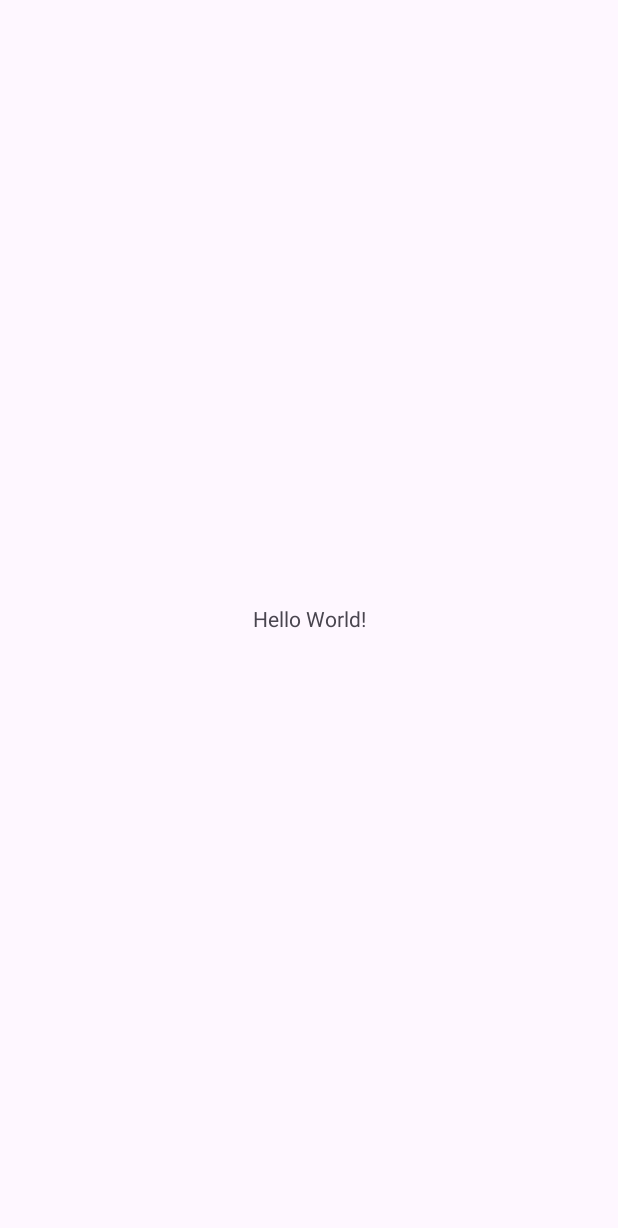
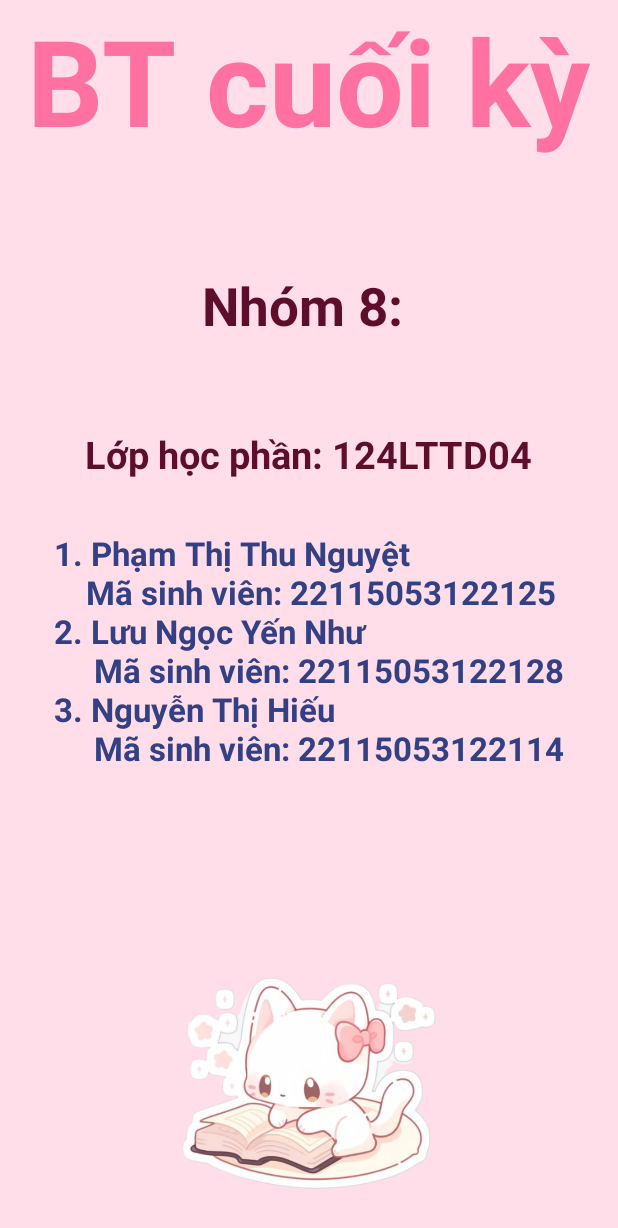
Before and after one commit to Nhuwynee/test, an Android app: the screen it shows after launch (MainActivity), on a phone screen of 412 x 824 dp. Before the commit the part shown is almost empty. Shown: the top 1228 px of the screen. Run offline under Robolectric (Android 15) with nearby library versions, the phone set to English and light mode, and no system bars.

Commit message:
Push page3

```diff
--- a/CuoiKy_Nhom8/app/src/main/AndroidManifest.xml
+++ b/CuoiKy_Nhom8/app/src/main/AndroidManifest.xml
@@ -21,6 +21,8 @@
                 <category android:name="android.intent.category.LAUNCHER" />
             </intent-filter>
         </activity>
+        <activity android:name=".Login"/>
+        <activity android:name=".MenuActivity"/>
     </application>
 
 </manifest>
--- a/CuoiKy_Nhom8/app/src/main/java/com/example/cuoiky_nhom8/MainActivity.java
+++ b/CuoiKy_Nhom8/app/src/main/java/com/example/cuoiky_nhom8/MainActivity.java
@@ -1,6 +1,9 @@
 package com.example.cuoiky_nhom8;
 
+import android.content.Intent;
 import android.os.Bundle;
+import android.view.View;
+import android.widget.ImageView;
 
 import androidx.activity.EdgeToEdge;
 import androidx.appcompat.app.AppCompatActivity;
@@ -9,16 +12,20 @@ import androidx.core.view.ViewCompat;
 import androidx.core.view.WindowInsetsCompat;
 
 public class MainActivity extends AppCompatActivity {
+    private ImageView catImage;
 
-    @Override
-    protected void onCreate(Bundle savedInstanceState) {
-        super.onCreate(savedInstanceState);
-        EdgeToEdge.enable(this);
-        setContentView(R.layout.activity_main);
-        ViewCompat.setOnApplyWindowInsetsListener(findViewById(R.id.main), (v, insets) -> {
-            Insets systemBars = insets.getInsets(WindowInsetsCompat.Type.systemBars());
-            v.setPadding(systemBars.left, systemBars.top, systemBars.right, systemBars.bottom);
-            return insets;
-        });
-    }
+        @Override
+        protected void onCreate(Bundle savedInstanceState) {
+            super.onCreate(savedInstanceState);
+            setContentView(R.layout.layout_information);
+
+            catImage = findViewById(R.id.cat_image);
+            catImage.setOnClickListener(new View.OnClickListener() {
+                @Override
+                public void onClick(View v) {
+                    Intent intent = new Intent(MainActivity.this, Login.class);
+                    startActivity(intent);
+                }
+            });
+        }
 }
--- /dev/null
+++ b/CuoiKy_Nhom8/app/src/main/res/layout/layout_information.xml
@@ -0,0 +1,64 @@
+<?xml version="1.0" encoding="utf-8"?>
+<LinearLayout
+    xmlns:android="http://schemas.android.com/apk/res/android"
+    android:layout_width="match_parent"
+    android:layout_height="match_parent"
+    android:orientation="vertical"
+    android:gravity="center"
+    android:background="#E0FFDAE6">
+
+    <!-- Book Haven Title -->
+    <TextView
+        android:id="@+id/title"
+        android:layout_width="wrap_content"
+        android:layout_height="0dp"
+        android:layout_marginBottom="20dp"
+        android:layout_weight="5"
+        android:text="BT cuối kỳ"
+        android:textColor="#FF71A1"
+        android:textSize="80sp"
+        android:textStyle="bold" />
+
+    <TextView
+        android:id="@+id/name_team"
+        android:layout_width="wrap_content"
+        android:layout_height="0dp"
+        android:layout_weight="5"
+        android:gravity="center"
+        android:text="Nhóm 8: "
+        android:textSize="35sp"
+        android:textStyle="bold"
+        android:textColor="#5D0E2A"
+        android:layout_marginBottom="20dp"/>
+
+    <TextView
+        android:id="@+id/lhp"
+        android:layout_width="wrap_content"
+        android:layout_height="0dp"
+        android:layout_weight="2"
+        android:text="Lớp học phần: 124LTTD04"
+        android:textSize="25sp"
+        android:textStyle="bold"
+        android:textColor="#5D0E2A"
+        android:layout_marginBottom="20dp"/>
+
+    <TextView
+        android:id="@+id/information"
+        android:layout_width="wrap_content"
+        android:layout_height="0dp"
+        android:layout_weight="10"
+        android:text="1. Phạm Thị Thu Nguyệt\n    Mã sinh viên: 22115053122125\n2. Lưu Ngọc Yến Như\n     Mã sinh viên: 22115053122128\n3. Nguyễn Thị Hiếu\n     Mã sinh viên: 22115053122114"
+        android:textSize="22sp"
+        android:textStyle="bold"
+        android:textColor="#334083"
+        android:layout_marginBottom="20dp"/>
+
+    <!-- Cute Cat Image -->
+    <ImageView
+        android:id="@+id/cat_image"
+        android:layout_width="400dp"
+        android:layout_height="204dp"
+        android:layout_gravity="center"
+        android:src="@drawable/bg" />
+
+</LinearLayout>
```
Also changed, not shown: CuoiKy_Nhom8/app/src/main/java/com/example/cuoiky_nhom8/DetailFragment.java (added, +34 -0 lines), CuoiKy_Nhom8/app/src/main/java/com/example/cuoiky_nhom8/Login.java (added, +28 -0 lines), CuoiKy_Nhom8/app/src/main/java/com/example/cuoiky_nhom8/MenuActivity.java (added, +51 -0 lines), CuoiKy_Nhom8/app/src/main/res/drawable/btn_favourite.xml (added, +9 -0 lines), CuoiKy_Nhom8/app/src/main/res/drawable/circle1.xml (added, +10 -0 lines), CuoiKy_Nhom8/app/src/main/res/drawable/circle2.xml (added, +10 -0 lines), CuoiKy_Nhom8/app/src/main/res/drawable/circle3.xml (added, +10 -0 lines), CuoiKy_Nhom8/app/src/main/res/drawable/circle4.xml (added, +10 -0 lines), CuoiKy_Nhom8/app/src/main/res/drawable/circle_nhuw.xml (added, +10 -0 lines), CuoiKy_Nhom8/app/src/main/res/layout/activity_main.xml (+63 -11 lines), CuoiKy_Nhom8/app/src/main/res/layout/activity_menu.xml (added, +39 -0 lines), CuoiKy_Nhom8/app/src/main/res/layout/filteractivity.xml (added, +108 -0 lines), CuoiKy_Nhom8/app/src/main/res/drawable/bg.png (added), CuoiKy_Nhom8/app/src/main/res/drawable/hong_luc_2.jpg (added), 3 more files.
